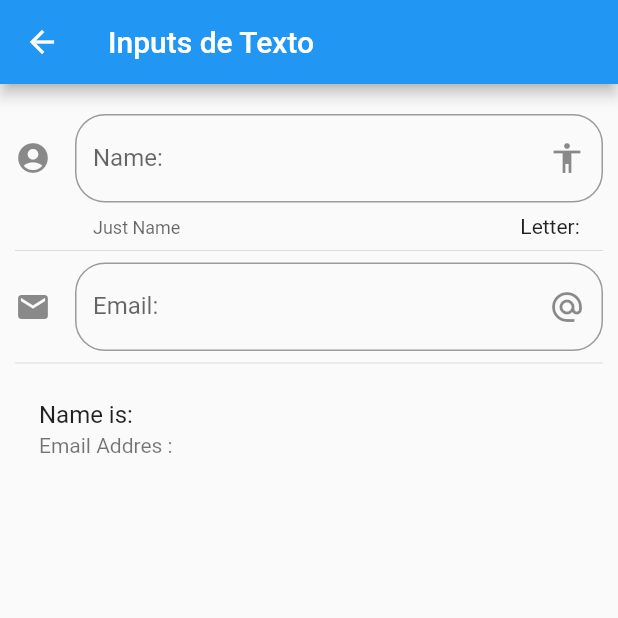
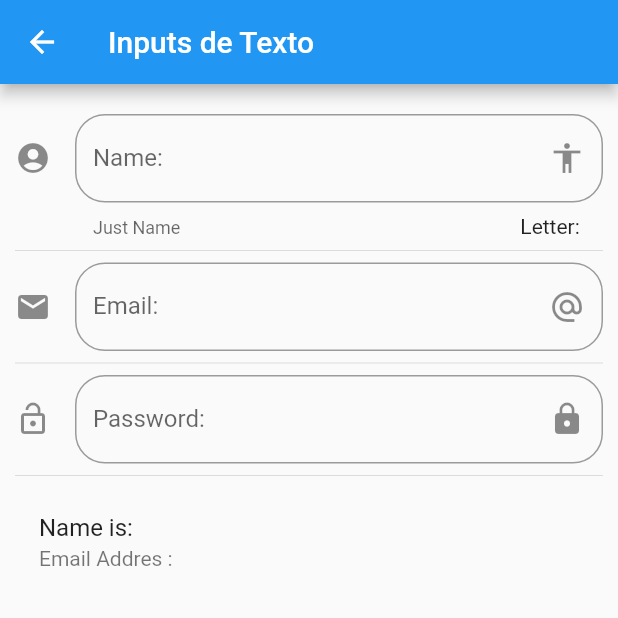
Before and after one commit to RodriguezOswaldo/Flutter2, a Flutter app: the InputPage screen opened by its route, on a phone screen of 412 x 824 dp, the top half of it. Run offline on Flutter 3.47's test engine with Material 2 defaults, Android fonts, the phone set to English and light mode, and no system bars.

Commit message:
Password field

```diff
--- a/newapp/lib/src/pages/input_page.dart
+++ b/newapp/lib/src/pages/input_page.dart
@@ -20,6 +20,8 @@ class _InputPageState extends State<InputPage> {
           _crearInput(),
           Divider(),
           _createEmail(),
+          Divider(),
+          _createPassword(),
           Divider(),
           _createPerson(),
         ],
@@ -48,6 +50,21 @@ class _InputPageState extends State<InputPage> {
     );
   }
 
+  Widget _createPassword() {
+    return TextField(
+        obscureText: true,
+        decoration: InputDecoration(
+          border: OutlineInputBorder(borderRadius: BorderRadius.circular(20.0)),
+          hintText: 'Password',
+          labelText: 'Password: ',
+          suffixIcon: Icon(Icons.lock),
+          icon: Icon(Icons.lock_open),
+        ),
+        onChanged: (valor) => setState(() {
+              _email = valor;
+            }));
+  }
+
   Widget _createEmail() {
     return TextField(
         keyboardType: TextInputType.emailAddress,
```
